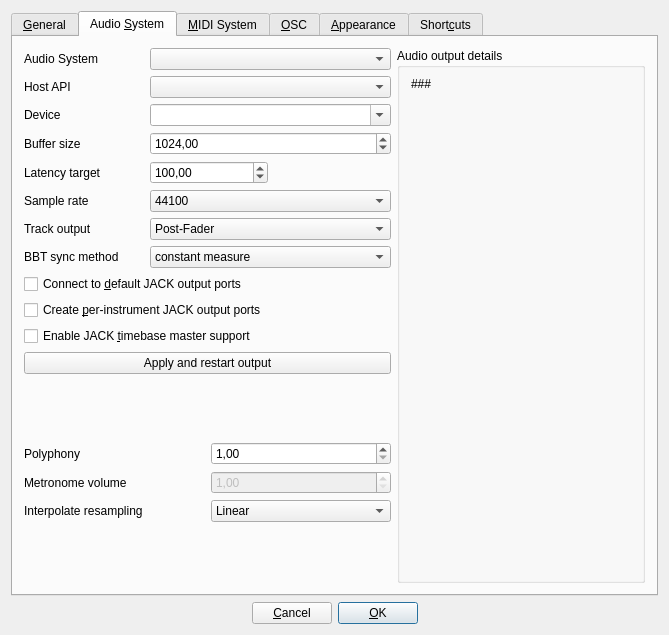
Qt form src/gui/src/PreferencesDialog/PreferencesDialog_UI.ui (hydrogen-music/hydrogen) before a commit.
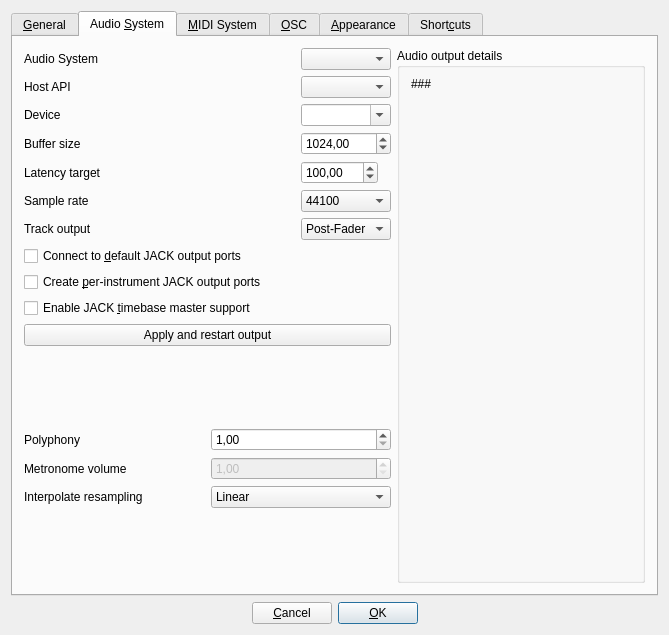
The same form after that commit. The open tabs and pages were chosen to show the change. Custom widgets are drawn as their Qt base class.

Commit message: jack: drop JackBBTSyncMethod and compareAdjacentBBT

What changed in the file:
```diff
--- a/src/gui/src/PreferencesDialog/PreferencesDialog_UI.ui
+++ b/src/gui/src/PreferencesDialog/PreferencesDialog_UI.ui
@@ -238,63 +238,7 @@
           <layout class="QHBoxLayout" name="horizontalLayout"/>
          </item>
          <item>
-          <layout class="QGridLayout" columnstretch="1,2">
-           <item row="3" column="0">
-            <widget class="QLabel" name="label_6">
-             <property name="text">
-              <string>Audio System</string>
-             </property>
-            </widget>
-           </item>
-           <item row="3" column="1">
-            <widget class="LCDCombo" name="driverComboBox"/>
-           </item>
-           <item row="4" column="1">
-            <widget class="HostAPIComboBox" name="portaudioHostAPIComboBox"/>
-           </item>
-           <item row="9" column="1">
-            <widget class="LCDCombo" name="trackOutputComboBox">
-             <property name="currentIndex">
-              <number>0</number>
-             </property>
-             <item>
-              <property name="text">
-               <string>Post-Fader</string>
-              </property>
-             </item>
-             <item>
-              <property name="text">
-               <string>Pre-Fader</string>
-              </property>
-             </item>
-            </widget>
-           </item>
-           <item row="5" column="1">
-            <widget class="DeviceComboBox" name="m_pAudioDeviceTxt">
-             <property name="sizePolicy">
-              <sizepolicy hsizetype="Minimum" vsizetype="Fixed">
-               <horstretch>0</horstretch>
-               <verstretch>0</verstretch>
-              </sizepolicy>
-             </property>
-             <property name="editable">
-              <bool>true</bool>
-             </property>
-            </widget>
-           </item>
-           <item row="9" column="0">
-            <widget class="QLabel" name="trackOutputLbl">
-             <property name="minimumSize">
-              <size>
-               <width>0</width>
-               <height>22</height>
-              </size>
-             </property>
-             <property name="text">
-              <string>Track output</string>
-             </property>
-            </widget>
-           </item>
+          <layout class="QGridLayout" columnstretch="1,0">
            <item row="4" column="0">
             <widget class="QLabel" name="portaudioHostAPILabel">
              <property name="text">
@@ -302,22 +246,6 @@
              </property>
             </widget>
            </item>
-           <item row="10" column="0">
-            <widget class="QLabel" name="jackBBTSyncLbl">
-             <property name="minimumSize">
-              <size>
-               <width>0</width>
-               <height>22</height>
-              </size>
-             </property>
-             <property name="toolTip">
-              <string>Specifies the variable, which has to remain constant in order to guarantee a working synchronization and relocation in the presence of another Jack timebase master.</string>
-             </property>
-             <property name="text">
-              <string>BBT sync method</string>
-             </property>
-            </widget>
-           </item>
            <item row="6" column="1">
             <widget class="LCDSpinBox" name="bufferSizeSpinBox">
              <property name="minimum">
@@ -334,21 +262,54 @@
              </property>
             </widget>
            </item>
-           <item row="10" column="1">
-            <widget class="LCDCombo" name="jackBBTSyncComboBox">
-             <property name="toolTip">
-              <string>Specifies the variable, which has to remain constant in order to guarantee a working synchronization and relocation in the presence of another Jack timebase master.</string>
+           <item row="9" column="0">
+            <widget class="QLabel" name="trackOutputLbl">
+             <property name="minimumSize">
+              <size>
+               <width>0</width>
+               <height>22</height>
+              </size>
              </property>
+             <property name="text">
+              <string>Track output</string>
+             </property>
+            </widget>
+           </item>
+           <item row="4" column="1">
+            <widget class="HostAPIComboBox" name="portaudioHostAPIComboBox"/>
+           </item>
+           <item row="7" column="1">
+            <layout class="QHBoxLayout" name="horizontalLayout_11">
              <item>
-              <property name="text">
-               <string>constant measure</string>
-              </property>
+              <widget class="LCDSpinBox" name="latencyTargetSpinBox">
+               <property name="maximum">
+                <double>48000.000000000000000</double>
+               </property>
+               <property name="value">
+                <double>100.000000000000000</double>
+               </property>
+              </widget>
              </item>
              <item>
-              <property name="text">
-               <string>matching bars</string>
-              </property>
+              <widget class="QLabel" name="latencyValueLabel">
+               <property name="text">
+                <string/>
+               </property>
+              </widget>
              </item>
+            </layout>
+           </item>
+           <item row="5" column="1">
+            <widget class="DeviceComboBox" name="m_pAudioDeviceTxt">
+             <property name="sizePolicy">
+              <sizepolicy hsizetype="Minimum" vsizetype="Fixed">
+               <horstretch>0</horstretch>
+               <verstretch>0</verstretch>
+              </sizepolicy>
+             </property>
+             <property name="editable">
+              <bool>true</bool>
+             </property>
             </widget>
            </item>
            <item row="5" column="0">
@@ -358,6 +319,30 @@
              </property>
             </widget>
            </item>
+           <item row="3" column="0">
+            <widget class="QLabel" name="label_6">
+             <property name="text">
+              <string>Audio System</string>
+             </property>
+            </widget>
+           </item>
+           <item row="9" column="1">
+            <widget class="LCDCombo" name="trackOutputComboBox">
+             <property name="currentIndex">
+              <number>0</number>
+             </property>
+             <item>
+              <property name="text">
+               <string>Post-Fader</string>
+              </property>
+             </item>
+             <item>
+              <property name="text">
+               <string>Pre-Fader</string>
+              </property>
+             </item>
+            </widget>
+           </item>
            <item row="7" column="0">
             <widget class="QLabel" name="latencyTargetLabel">
              <property name="text">
@@ -418,26 +403,8 @@
              </property>
             </widget>
            </item>
-           <item row="7" column="1">
-            <layout class="QHBoxLayout" name="horizontalLayout_11">
-             <item>
-              <widget class="LCDSpinBox" name="latencyTargetSpinBox">
-               <property name="maximum">
-                <double>48000.000000000000000</double>
-               </property>
-               <property name="value">
-                <double>100.000000000000000</double>
-               </property>
-              </widget>
-             </item>
-             <item>
-              <widget class="QLabel" name="latencyValueLabel">
-               <property name="text">
-                <string/>
-               </property>
-              </widget>
-             </item>
-            </layout>
+           <item row="3" column="1">
+            <widget class="LCDCombo" name="driverComboBox"/>
            </item>
           </layout>
          </item>
```
The commit also changes 6 other files.
